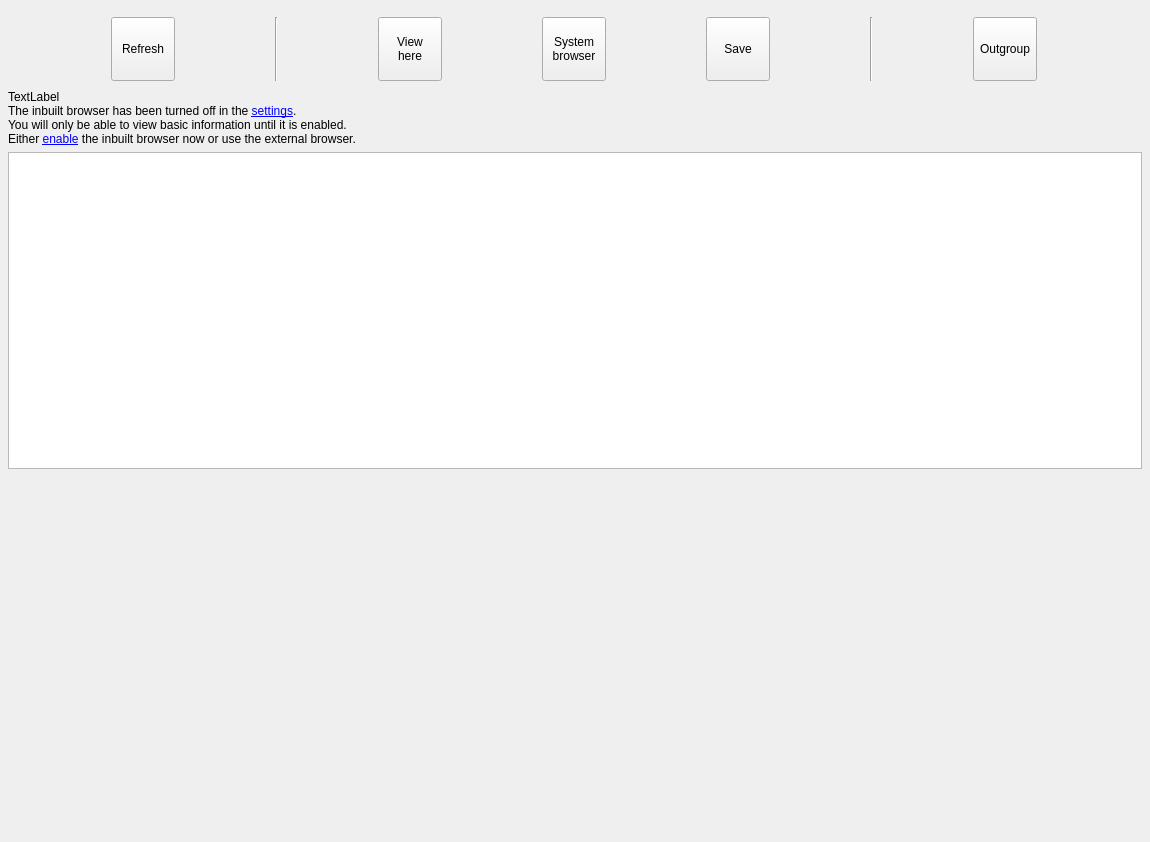
First picture: the form in groot_gui/forms/designer/frm_webtree_designer.ui, repository JMcInerneyLab/groot, before the edit.
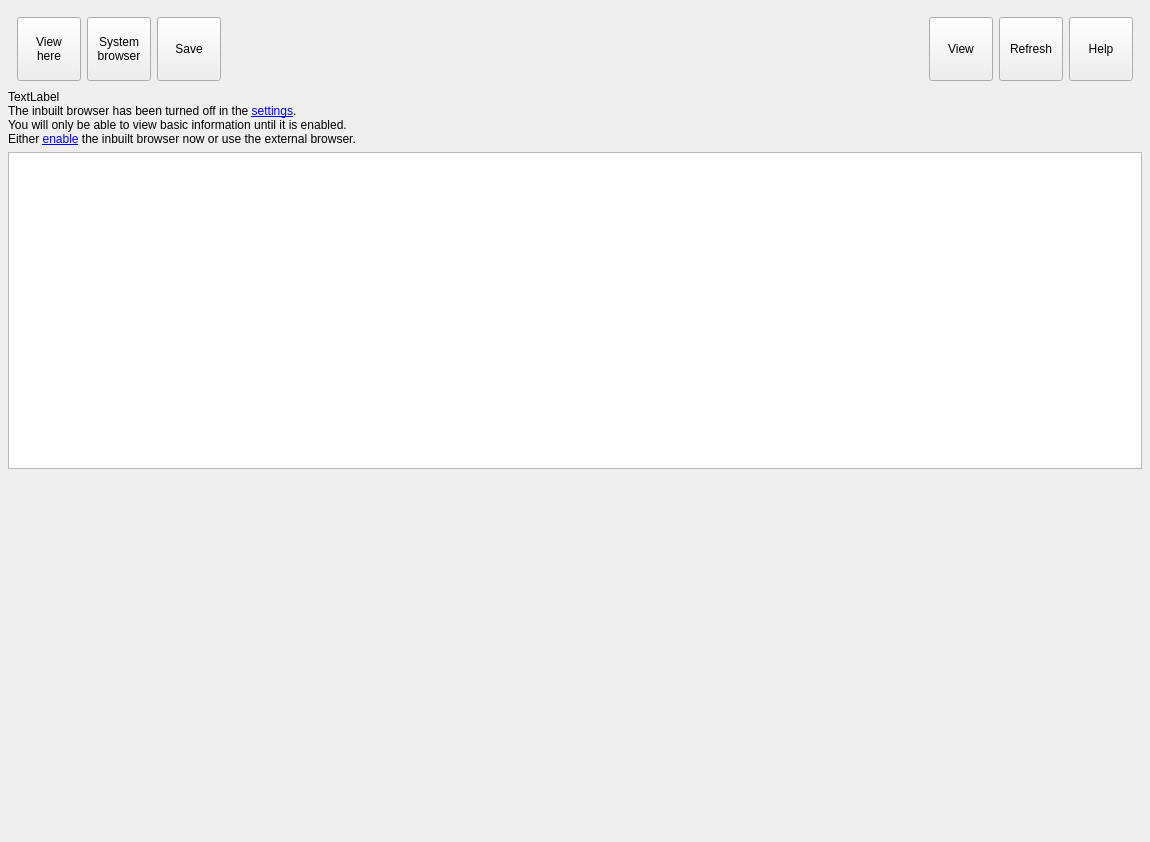
Second picture: the form after the edit. Icons and pictures are not drawn.

Commit message: updated readme, gui provides help

Diff of the .ui file:
```diff
--- a/groot_gui/forms/designer/frm_webtree_designer.ui
+++ b/groot_gui/forms/designer/frm_webtree_designer.ui
@@ -32,51 +32,6 @@
    <item>
     <widget class="QFrame" name="FRA_TOOLBAR">
      <layout class="QHBoxLayout" name="horizontalLayout">
-      <item>
-       <widget class="QToolButton" name="BTN_REFRESH">
-        <property name="sizePolicy">
-         <sizepolicy hsizetype="Fixed" vsizetype="Preferred">
-          <horstretch>0</horstretch>
-          <verstretch>0</verstretch>
-         </sizepolicy>
-        </property>
-        <property name="minimumSize">
-         <size>
-          <width>64</width>
-          <height>64</height>
-         </size>
-        </property>
-        <property name="maximumSize">
-         <size>
-          <width>64</width>
-          <height>64</height>
-         </size>
-        </property>
-        <property name="text">
-         <string>Refresh</string>
-        </property>
-        <property name="icon">
-         <iconset resource="../resources/resources.qrc">
-          <normaloff>:/groot/refresh.svg</normaloff>:/groot/refresh.svg</iconset>
-        </property>
-        <property name="iconSize">
-         <size>
-          <width>32</width>
-          <height>32</height>
-         </size>
-        </property>
-        <property name="toolButtonStyle">
-         <enum>Qt::ToolButtonTextUnderIcon</enum>
-        </property>
-       </widget>
-      </item>
-      <item>
-       <widget class="Line" name="line_2">
-        <property name="orientation">
-         <enum>Qt::Vertical</enum>
-        </property>
-       </widget>
-      </item>
       <item>
        <widget class="QToolButton" name="BTN_BROWSE_HERE">
         <property name="minimumSize">
@@ -176,14 +131,58 @@
        </widget>
       </item>
       <item>
-       <widget class="Line" name="line_3">
+       <spacer name="horizontalSpacer">
         <property name="orientation">
-         <enum>Qt::Vertical</enum>
+         <enum>Qt::Horizontal</enum>
         </property>
+        <property name="sizeHint" stdset="0">
+         <size>
+          <width>40</width>
+          <height>20</height>
+         </size>
+        </property>
+       </spacer>
+      </item>
+      <item>
+       <widget class="QToolButton" name="BTN_VIEW_ELSEWHERE">
+        <property name="minimumSize">
+         <size>
+          <width>64</width>
+          <height>64</height>
+         </size>
+        </property>
+        <property name="maximumSize">
+         <size>
+          <width>64</width>
+          <height>64</height>
+         </size>
+        </property>
+        <property name="text">
+         <string>View</string>
+        </property>
+        <property name="icon">
+         <iconset resource="../resources/resources.qrc">
+          <normaloff>:/groot/view.svg</normaloff>:/groot/view.svg</iconset>
+        </property>
+        <property name="iconSize">
+         <size>
+          <width>32</width>
+          <height>32</height>
+         </size>
+        </property>
+        <property name="toolButtonStyle">
+         <enum>Qt::ToolButtonTextUnderIcon</enum>
+        </property>
        </widget>
       </item>
       <item>
-       <widget class="QToolButton" name="BTN_OUTGROUP">
+       <widget class="QToolButton" name="BTN_REFRESH">
+        <property name="sizePolicy">
+         <sizepolicy hsizetype="Fixed" vsizetype="Preferred">
+          <horstretch>0</horstretch>
+          <verstretch>0</verstretch>
+         </sizepolicy>
+        </property>
         <property name="minimumSize">
          <size>
           <width>64</width>
@@ -197,7 +196,7 @@
          </size>
         </property>
         <property name="text">
-         <string>Outgroup</string>
+         <string>Refresh</string>
         </property>
         <property name="icon">
          <iconset resource="../resources/resources.qrc">
@@ -209,8 +208,43 @@
           <height>32</height>
          </size>
         </property>
-        <property name="checkable">
-         <bool>true</bool>
+        <property name="toolButtonStyle">
+         <enum>Qt::ToolButtonTextUnderIcon</enum>
+        </property>
+       </widget>
+      </item>
+      <item>
+       <widget class="QToolButton" name="BTN_HELP">
+        <property name="sizePolicy">
+         <sizepolicy hsizetype="Fixed" vsizetype="Preferred">
+          <horstretch>0</horstretch>
+          <verstretch>0</verstretch>
+         </sizepolicy>
+        </property>
+        <property name="minimumSize">
+         <size>
+          <width>64</width>
+          <height>64</height>
+         </size>
+        </property>
+        <property name="maximumSize">
+         <size>
+          <width>64</width>
+          <height>64</height>
+         </size>
+        </property>
+        <property name="text">
+         <string>Help</string>
+        </property>
+        <property name="icon">
+         <iconset resource="../resources/resources.qrc">
+          <normaloff>:/groot/help.svg</normaloff>:/groot/help.svg</iconset>
+        </property>
+        <property name="iconSize">
+         <size>
+          <width>32</width>
+          <height>32</height>
+         </size>
         </property>
         <property name="toolButtonStyle">
          <enum>Qt::ToolButtonTextUnderIcon</enum>
```
Left out of the diff: 4 changed lines with no effect on the pictures. The commit also changes 73 other files.
